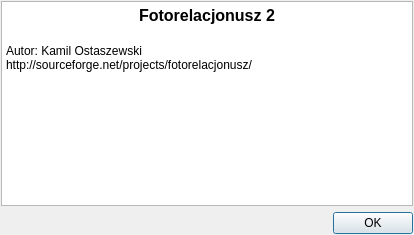
This is aboutdialog.ui in fotorelacjonusz/classic as Qt 5 draws it before an edit. The edited form follows.
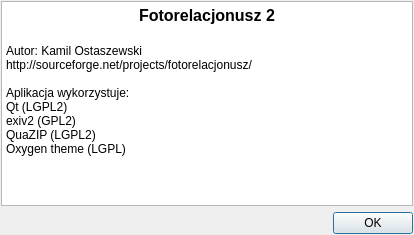
This is the edited form. Icons and pictures are not drawn.

What changed in the file:
```diff
--- a/aboutdialog.ui
+++ b/aboutdialog.ui
@@ -36,6 +36,12 @@
 &lt;p style=&quot; margin-top:0px; margin-bottom:0px; margin-left:0px; margin-right:0px; -qt-block-indent:0; text-indent:0px;&quot;&gt;Autor: Kamil Ostaszewski&lt;/p&gt;
 &lt;p style=&quot; margin-top:0px; margin-bottom:0px; margin-left:0px; margin-right:0px; -qt-block-indent:0; text-indent:0px;&quot;&gt;http://sourceforge.net/projects/fotorelacjonusz/&lt;/p&gt;
 &lt;p style=&quot;-qt-paragraph-type:empty; margin-top:0px; margin-bottom:0px; margin-left:0px; margin-right:0px; -qt-block-indent:0; text-indent:0px;&quot;&gt;&lt;br /&gt;&lt;/p&gt;
+&lt;p style=&quot; margin-top:0px; margin-bottom:0px; margin-left:0px; margin-right:0px; -qt-block-indent:0; text-indent:0px;&quot;&gt;Aplikacja wykorzystuje:&lt;/p&gt;
+&lt;p style=&quot; margin-top:0px; margin-bottom:0px; margin-left:0px; margin-right:0px; -qt-block-indent:0; text-indent:0px;&quot;&gt;Qt (LGPL2)&lt;/p&gt;
+&lt;p style=&quot; margin-top:0px; margin-bottom:0px; margin-left:0px; margin-right:0px; -qt-block-indent:0; text-indent:0px;&quot;&gt;exiv2 (GPL2)&lt;/p&gt;
+&lt;p style=&quot; margin-top:0px; margin-bottom:0px; margin-left:0px; margin-right:0px; -qt-block-indent:0; text-indent:0px;&quot;&gt;QuaZIP (LGPL2)&lt;/p&gt;
+&lt;p style=&quot; margin-top:0px; margin-bottom:0px; margin-left:0px; margin-right:0px; -qt-block-indent:0; text-indent:0px;&quot;&gt;Oxygen theme (LGPL)&lt;/p&gt;
+&lt;p style=&quot;-qt-paragraph-type:empty; margin-top:0px; margin-bottom:0px; margin-left:0px; margin-right:0px; -qt-block-indent:0; text-indent:0px;&quot;&gt;&lt;br /&gt;&lt;/p&gt;
 &lt;p style=&quot;-qt-paragraph-type:empty; margin-top:0px; margin-bottom:0px; margin-left:0px; margin-right:0px; -qt-block-indent:0; text-indent:0px;&quot;&gt;&lt;br /&gt;&lt;/p&gt;&lt;/body&gt;&lt;/html&gt;</string>
      </property>
     </widget>
```
